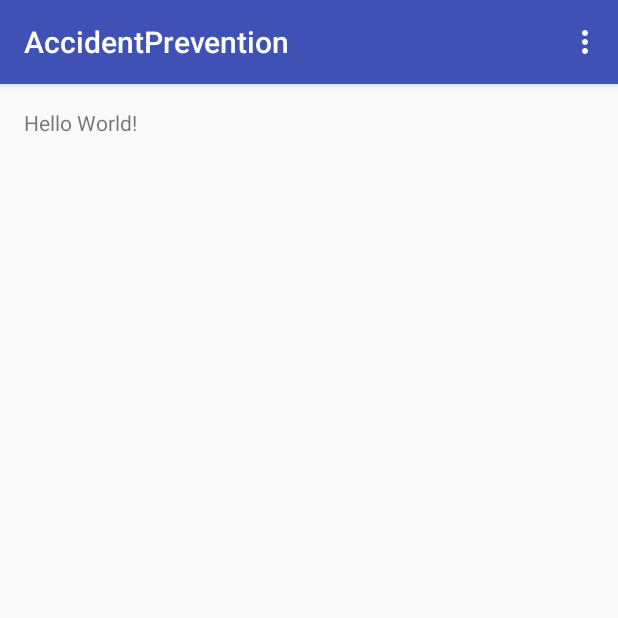
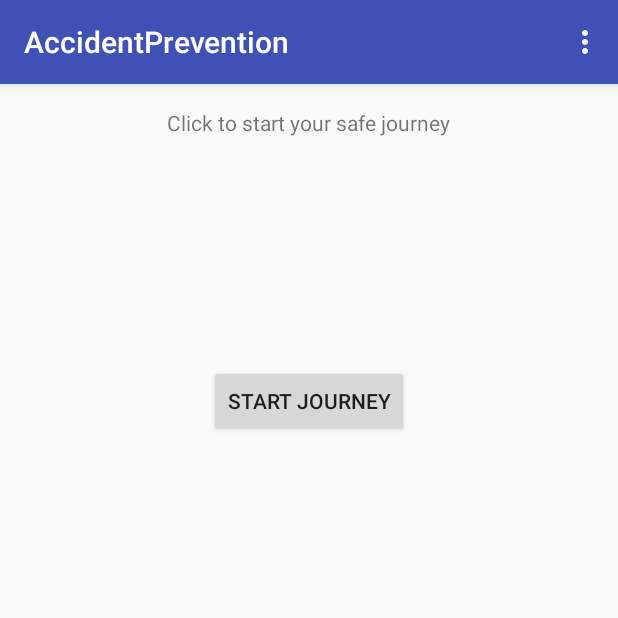
Before and after one commit to Small-Start/RoadSafety, an Android app: the MainActivity screen opened directly, with no data from a screen before it, on a phone screen of 412 x 824 dp, the top half of it. Run offline under Robolectric (Android 15) with nearby library versions, the phone set to English and light mode, and no system bars; network calls fail.

Commit message:
start button added

```diff
--- a/android/AccidentPrevention/app/src/main/java/com/example/myhp/accidentprevention/Firsttime.java
+++ b/android/AccidentPrevention/app/src/main/java/com/example/myhp/accidentprevention/Firsttime.java
@@ -14,7 +14,6 @@ public class Firsttime extends AppCompatActivity implements View.OnClickListener
     protected void onCreate(Bundle savedInstanceState) {
         super.onCreate(savedInstanceState);
         setContentView(R.layout.activity_bloodmain);
-
         findViewById(R.id.firsttime_login).setOnClickListener(this);
         findViewById(R.id.firsttime_signup).setOnClickListener(this);
     }
--- a/android/AccidentPrevention/app/src/main/java/com/example/myhp/accidentprevention/Login.java
+++ b/android/AccidentPrevention/app/src/main/java/com/example/myhp/accidentprevention/Login.java
@@ -136,7 +136,7 @@ user_info=getSharedPreferences("userinfo",0);
 
                                 Class i = null;
                                 try {
-                                    i = Class.forName("com.example.myhp.accidentprevention.LocationTry");
+                                    i = Class.forName("com.example.myhp.accidentprevention.MainActivity");
                                 } catch (ClassNotFoundException e) {
                                     e.printStackTrace();
                                 }
--- a/android/AccidentPrevention/app/src/main/java/com/example/myhp/accidentprevention/MainActivity.java
+++ b/android/AccidentPrevention/app/src/main/java/com/example/myhp/accidentprevention/MainActivity.java
@@ -18,8 +18,14 @@ public class MainActivity extends AppCompatActivity {
         setContentView(R.layout.activity_main);
         Toolbar toolbar = (Toolbar) findViewById(R.id.toolbar_main);
         setSupportActionBar(toolbar);
-        Intent in=new Intent(getApplicationContext(),LocationTry.class);
-        startActivity(in);
+        findViewById(R.id.start).setOnClickListener(new View.OnClickListener() {
+            @Override
+            public void onClick(View v) {
+                Intent in=new Intent(getApplicationContext(),LocationTry.class);
+                startActivity(in);
+            }
+        });
+
 
 
     }
--- a/android/AccidentPrevention/app/src/main/res/layout/content_main.xml
+++ b/android/AccidentPrevention/app/src/main/res/layout/content_main.xml
@@ -15,5 +15,17 @@
     <TextView
         android:layout_width="wrap_content"
         android:layout_height="wrap_content"
-        android:text="Hello World!" />
+        android:text="Click to start your safe journey"
+        android:id="@+id/textView"
+        android:layout_alignParentTop="true"
+        android:layout_centerHorizontal="true" />
+    <Button
+        android:layout_width="wrap_content"
+        android:layout_height="wrap_content"
+
+        android:id="@+id/start"
+        android:layout_below="@+id/textView"
+        android:layout_centerHorizontal="true"
+        android:layout_marginTop="152dp"
+        android:text="Start Journey" />
 </RelativeLayout>
```
Also changed, not shown: android/AccidentPrevention/app/src/main/res/layout/locationtry.xml (+20 -6 lines), android/AccidentPrevention/app/src/main/res/layout/start.xml (added, +13 -0 lines).
